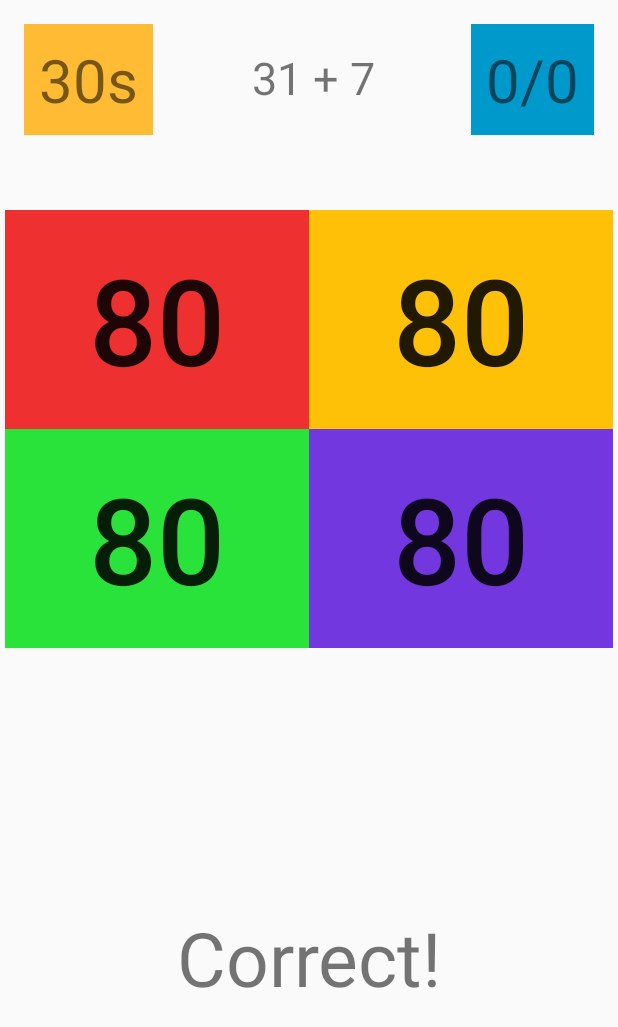
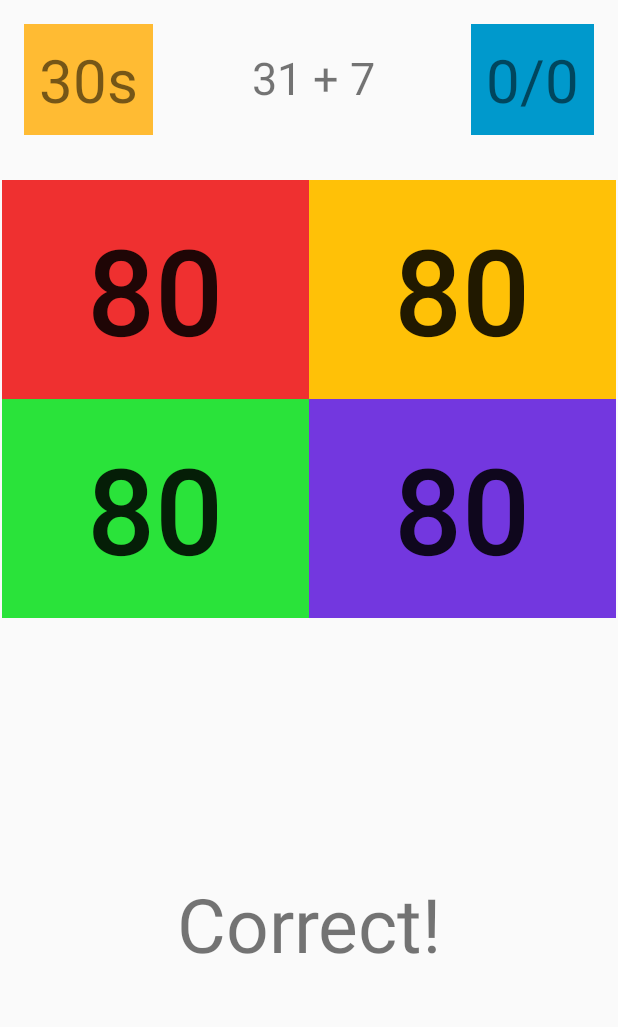
Before and after one commit to Frostist/BrainTrainer, an Android app: the layout activity_main.xml on its own in the app's theme, with its tools: preview values and no code run, on a phone screen of 412 x 824 dp. Shown: the top 1027 px of the screen. Run offline under Robolectric (Android 15) with nearby library versions, the phone set to English and light mode, and no system bars.

Commit message:
1.0.4☺️

```diff
--- a/app/src/main/java/com/example/braintrainer/MainActivity.java
+++ b/app/src/main/java/com/example/braintrainer/MainActivity.java
@@ -49,7 +49,7 @@ public class MainActivity extends AppCompatActivity {
         scoreText.setText(score + "/" + numberOfQ);
         newQuestion();
         timeText.setText("30s");
-        new CountDownTimer(5100, 1000) {
+        new CountDownTimer(30100, 1000) {
             @Override
             public void onTick(long millisUntilFinished) {
                 timeText.setText(String.valueOf(millisUntilFinished / 1000) + "s");
--- a/app/src/main/res/layout/activity_main.xml
+++ b/app/src/main/res/layout/activity_main.xml
@@ -54,7 +54,8 @@
             app:layout_constraintEnd_toEndOf="parent"
             app:layout_constraintHorizontal_bias="0.0"
             app:layout_constraintStart_toStartOf="parent"
-            app:layout_constraintTop_toBottomOf="@+id/gridLayout" />
+            app:layout_constraintTop_toBottomOf="@+id/gridLayout"
+            app:layout_constraintVertical_bias="0.543" />
 
         <TextView
             android:id="@+id/scoreText"
@@ -71,13 +72,11 @@
 
         <androidx.gridlayout.widget.GridLayout
             android:id="@+id/gridLayout"
-            android:layout_width="405dp"
+            android:layout_width="0dp"
             android:layout_height="292dp"
             android:layout_marginStart="1dp"
             android:layout_marginTop="30dp"
             android:layout_marginEnd="1dp"
-            android:layout_marginBottom="33dp"
-            app:layout_constraintBottom_toTopOf="@+id/resultText"
             app:layout_constraintEnd_toEndOf="parent"
             app:layout_constraintStart_toStartOf="parent"
             app:layout_constraintTop_toBottomOf="@+id/timeText">
```
